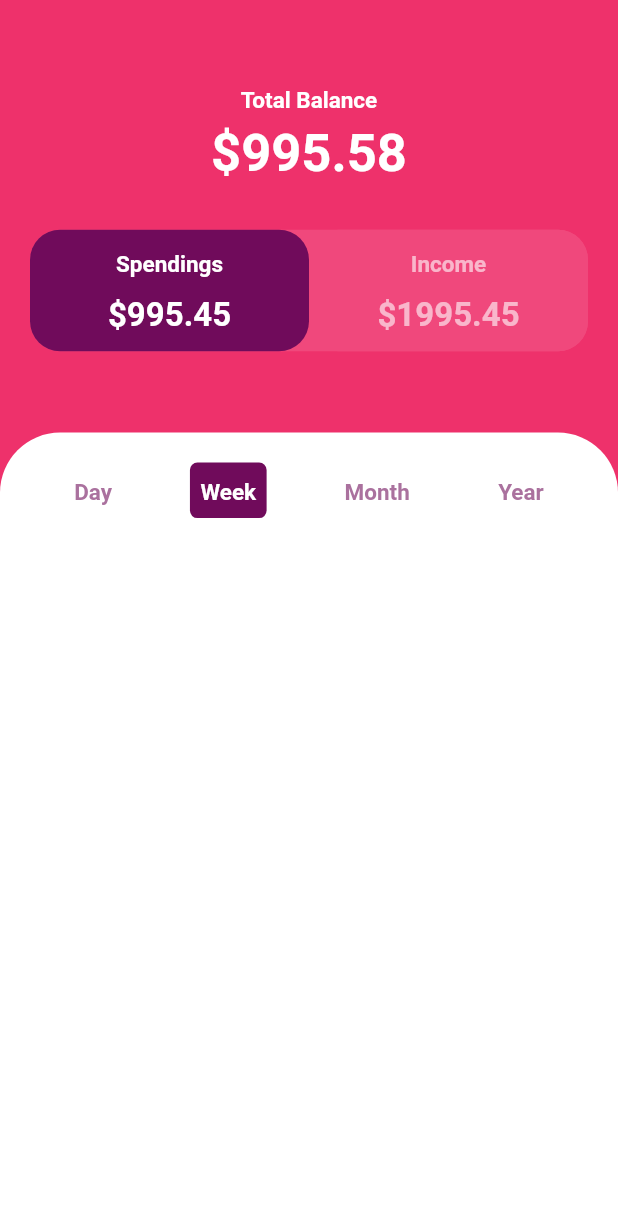
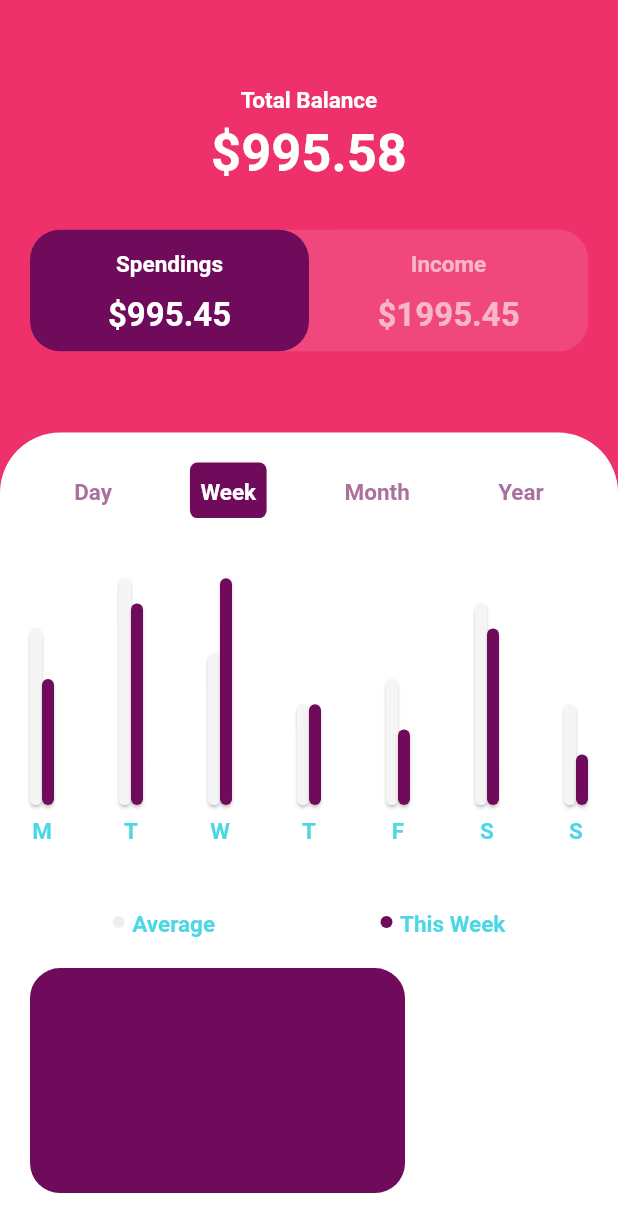
Before and after one commit to elianortega/ui-design-challenge, a Flutter app: the HomeScreen screen opened directly, on a phone screen of 412 x 824 dp. Shown: the top 1232 px of the screen. Run offline on Flutter 3.47's test engine with Material 2 defaults, Android fonts, the light colour scheme and no system bars; our stand-ins replace auto_route, carousel_slider, date_picker_timeline, flutter_rating_bar, flutter_svg, font_awesome_flutter and 5 more; missing offline and left inert: animated_widgets, card_selector; network calls fail.

Commit message:
Bank App - Finish Graph

```diff
--- a/Week6_UI_Bank/lib/screens/home_screen.dart
+++ b/Week6_UI_Bank/lib/screens/home_screen.dart
@@ -146,7 +146,11 @@ class _AccountDescription extends StatelessWidget {
         ),
       ),
       child: Column(
-        children: [_TimeButtons()],
+        children: [
+          _TimeButtons(),
+          _SpendingsGraph(),
+          _CardList(),
+        ],
       ),
     );
   }
@@ -206,3 +210,179 @@ class _TimeButton extends StatelessWidget {
     );
   }
 }
+
+class _SpendingsGraph extends StatelessWidget {
+  @override
+  Widget build(BuildContext context) {
+    return Container(
+      height: 300,
+      child: Column(
+        mainAxisAlignment: MainAxisAlignment.spaceAround,
+        children: [
+          Container(
+            height: 200,
+            child: Row(
+              mainAxisAlignment: MainAxisAlignment.spaceBetween,
+              crossAxisAlignment: CrossAxisAlignment.end,
+              children: [
+                _DaySpendingsBar(
+                  title: 'M',
+                  averageExpense: .7,
+                  expense: .5,
+                ),
+                _DaySpendingsBar(
+                  title: 'T',
+                  averageExpense: .9,
+                  expense: .8,
+                ),
+                _DaySpendingsBar(
+                  title: 'W',
+                  averageExpense: .6,
+                  expense: .9,
+                ),
+                _DaySpendingsBar(
+                  title: 'T',
+                  averageExpense: .4,
+                  expense: .4,
+                ),
+                _DaySpendingsBar(
+                  title: 'F',
+                  averageExpense: .5,
+                  expense: .3,
+                ),
+                _DaySpendingsBar(
+                  title: 'S',
+                  averageExpense: .8,
+                  expense: .7,
+                ),
+                _DaySpendingsBar(
+                  title: 'S',
+                  averageExpense: .4,
+                  expense: .2,
+                ),
+              ],
+            ),
+          ),
+          Row(
+            mainAxisAlignment: MainAxisAlignment.spaceAround,
+            children: [
+              _GraphLabel(
+                title: 'Average',
+                color: Colors.grey[200],
+              ),
+              _GraphLabel(
+                title: 'This Week',
+                color: AppColors.purple,
+              ),
+            ],
+          )
+        ],
+      ),
+    );
+  }
+}
+
+class _GraphLabel extends StatelessWidget {
+  final String title;
+  final Color color;
+  const _GraphLabel({
+    Key key,
+    this.title,
+    this.color,
+  }) : super(key: key);
+
+  @override
+  Widget build(BuildContext context) {
+    return Row(
+      mainAxisAlignment: MainAxisAlignment.center,
+      children: [
+        Container(
+          width: 8,
+          height: 8,
+          decoration: BoxDecoration(
+            color: color,
+            shape: BoxShape.circle,
+          ),
+        ),
+        SizedBox(width: 5),
+        Text(
+          title,
+          style: kSmallTextStyle,
+        ),
+      ],
+    );
+  }
+}
+
+class _DaySpendingsBar extends StatelessWidget {
+  final String title;
+  final double averageExpense;
+  final double expense;
+  const _DaySpendingsBar({
+    Key key,
+    this.title,
+    this.averageExpense,
+    this.expense,
+  }) : super(key: key);
+
+  @override
+  Widget build(BuildContext context) {
+    return LayoutBuilder(
+      builder: (context, constraints) => Column(
+        mainAxisAlignment: MainAxisAlignment.end,
+        children: [
+          Row(
+            crossAxisAlignment: CrossAxisAlignment.end,
+            children: [
+              Card(
+                margin: EdgeInsets.zero,
+                child: Container(
+                  height: (constraints.constrainHeight() - 27 - 5) * averageExpense,
+                  width: 8.0,
+                  decoration: BoxDecoration(
+                    color: Colors.grey[100],
+                    borderRadius: BorderRadius.circular(10.0),
+                  ),
+                ),
+              ),
+              Card(
+                margin: EdgeInsets.zero,
+                child: Container(
+                  height: (constraints.constrainHeight() - 27 - 5) * expense,
+                  width: 8.0,
+                  decoration: BoxDecoration(
+                    color: AppColors.purple,
+                    borderRadius: BorderRadius.circular(10.0),
+                  ),
+                ),
+              ),
+            ],
+          ),
+          SizedBox(height: 5),
+          Text(
+            title,
+            style: kSmallTextStyle,
+          ),
+        ],
+      ),
+    );
+  }
+}
+
+class _CardList extends StatelessWidget {
+  @override
+  Widget build(BuildContext context) {
+    return Row(
+      children: [
+        Container(
+          height: 150,
+          width: 250,
+          decoration: BoxDecoration(
+            color: AppColors.purple,
+            borderRadius: BorderRadius.circular(20.0),
+          ),
+        )
+      ],
+    );
+  }
+}
```
Also changed, not shown: Week6_UI_Bank/assets/images/visa.png (added).
